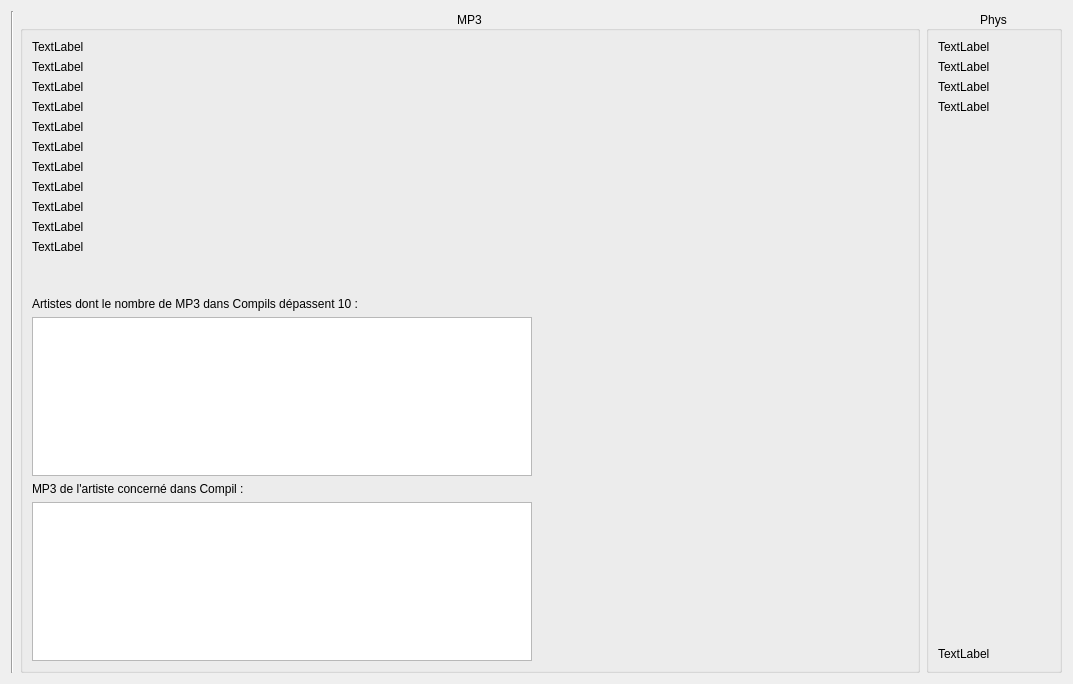
Qt form projet-musique/core/ongletstats.ui (toopoormaghell/projet-musique) before a commit.
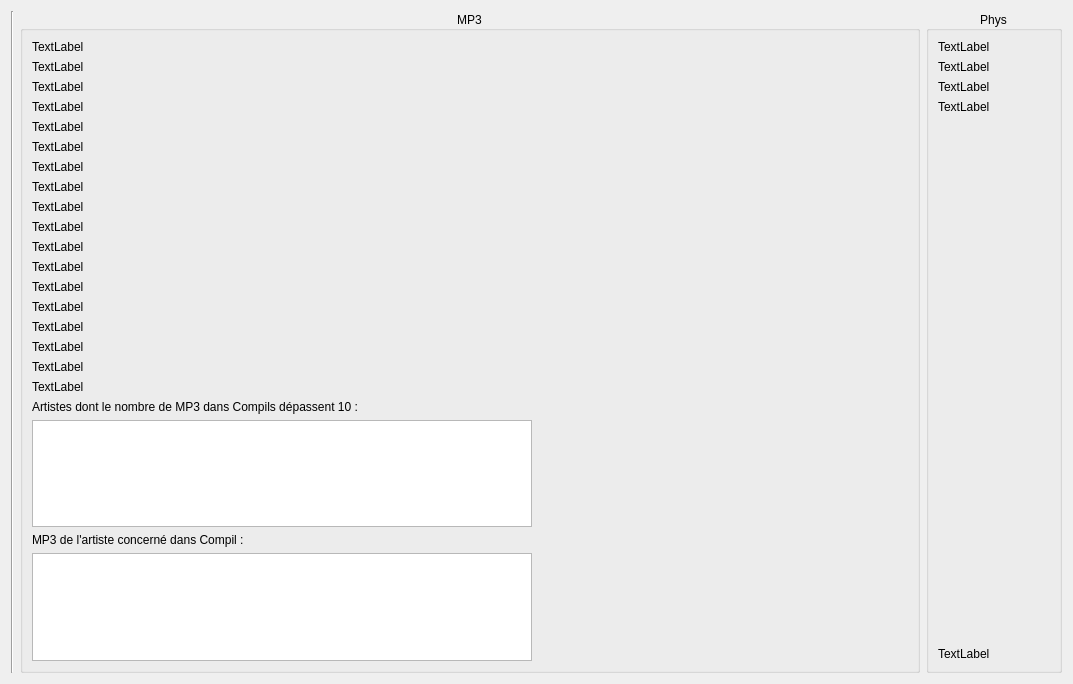
The same form after that commit.

The edit to the form file:
```diff
--- a/projet-musique/core/ongletstats.ui
+++ b/projet-musique/core/ongletstats.ui
@@ -184,6 +184,55 @@
           </property>
          </widget>
         </item>
+        <item>
+         <widget class="QLabel" name="NbAvant1980">
+          <property name="text">
+           <string>TextLabel</string>
+          </property>
+         </widget>
+        </item>
+        <item>
+         <widget class="QLabel" name="Nb1980">
+          <property name="text">
+           <string>TextLabel</string>
+          </property>
+         </widget>
+        </item>
+        <item>
+         <widget class="QLabel" name="Nb1990">
+          <property name="text">
+           <string>TextLabel</string>
+          </property>
+         </widget>
+        </item>
+        <item>
+         <widget class="QLabel" name="Nb2000">
+          <property name="text">
+           <string>TextLabel</string>
+          </property>
+         </widget>
+        </item>
+        <item>
+         <widget class="QLabel" name="Nb2005">
+          <property name="text">
+           <string>TextLabel</string>
+          </property>
+         </widget>
+        </item>
+        <item>
+         <widget class="QLabel" name="Nb2010">
+          <property name="text">
+           <string>TextLabel</string>
+          </property>
+         </widget>
+        </item>
+        <item>
+         <widget class="QLabel" name="Nb2015">
+          <property name="text">
+           <string>TextLabel</string>
+          </property>
+         </widget>
+        </item>
         <item>
          <spacer name="verticalSpacer_2">
           <property name="orientation">
```
Left out of the diff: 2 changed lines with no effect on the pictures.
